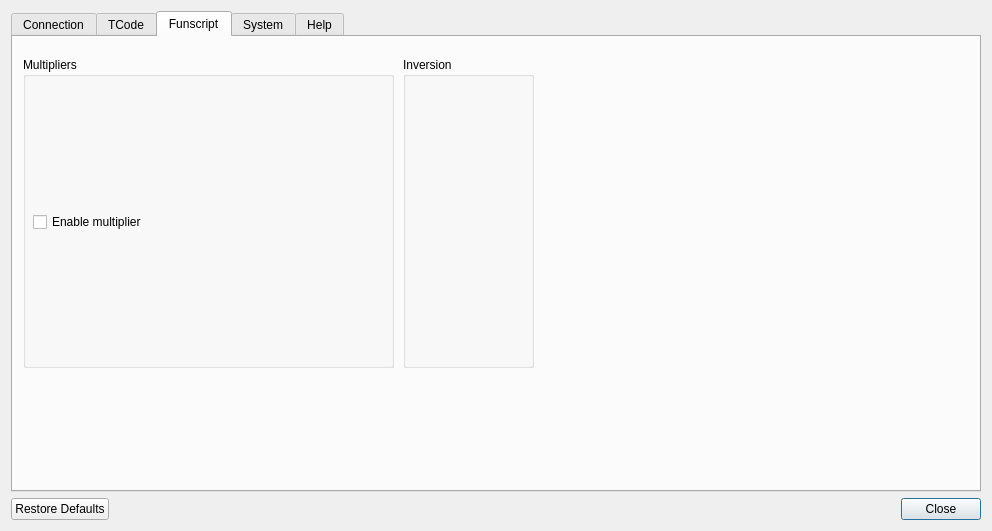
This is src/settings.ui in jcfain/XTPlayer as Qt 5 draws it before an edit. The edited form follows.
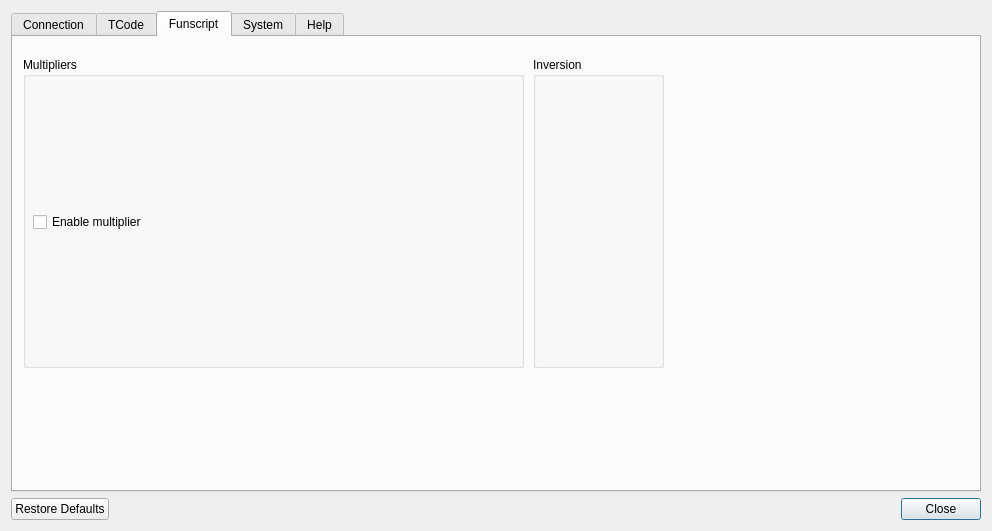
This is the edited form. The open tabs and pages were chosen to show the change. Icons and pictures are not drawn.

Patch:
```diff
--- a/src/settings.ui
+++ b/src/settings.ui
@@ -289,7 +289,7 @@
         <rect>
          <x>10</x>
          <y>20</y>
-         <width>371</width>
+         <width>501</width>
          <height>311</height>
         </rect>
        </property>
@@ -301,11 +301,11 @@
          <rect>
           <x>10</x>
           <y>30</y>
-          <width>351</width>
+          <width>481</width>
           <height>271</height>
          </rect>
         </property>
-        <layout class="QGridLayout" name="MultiplierSettingsGrid" rowstretch="0,0">
+        <layout class="QGridLayout" name="MultiplierSettingsGrid" rowstretch="0">
          <property name="sizeConstraint">
           <enum>QLayout::SetDefaultConstraint</enum>
          </property>
@@ -322,7 +322,7 @@
       <widget class="QGroupBox" name="groupBox_2">
        <property name="geometry">
         <rect>
-         <x>390</x>
+         <x>520</x>
          <y>20</y>
          <width>131</width>
          <height>311</height>
```
Left out of the diff: 9 changed lines with no effect on the pictures.
